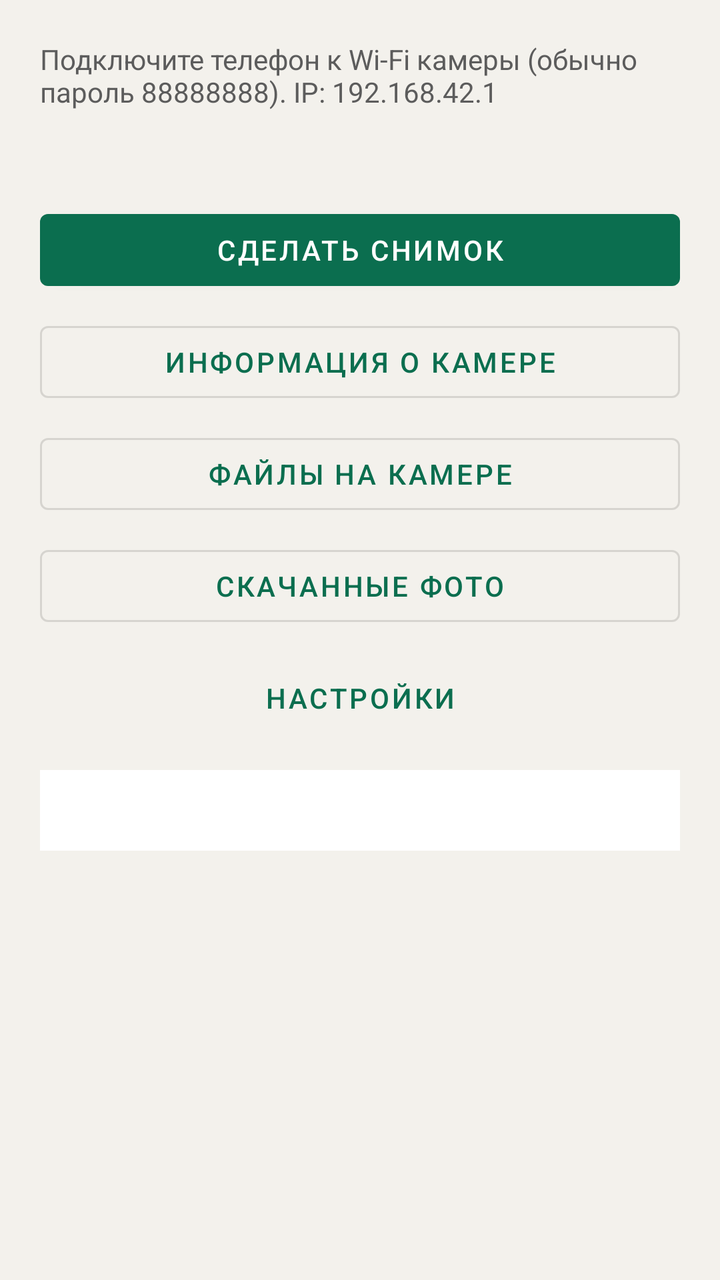
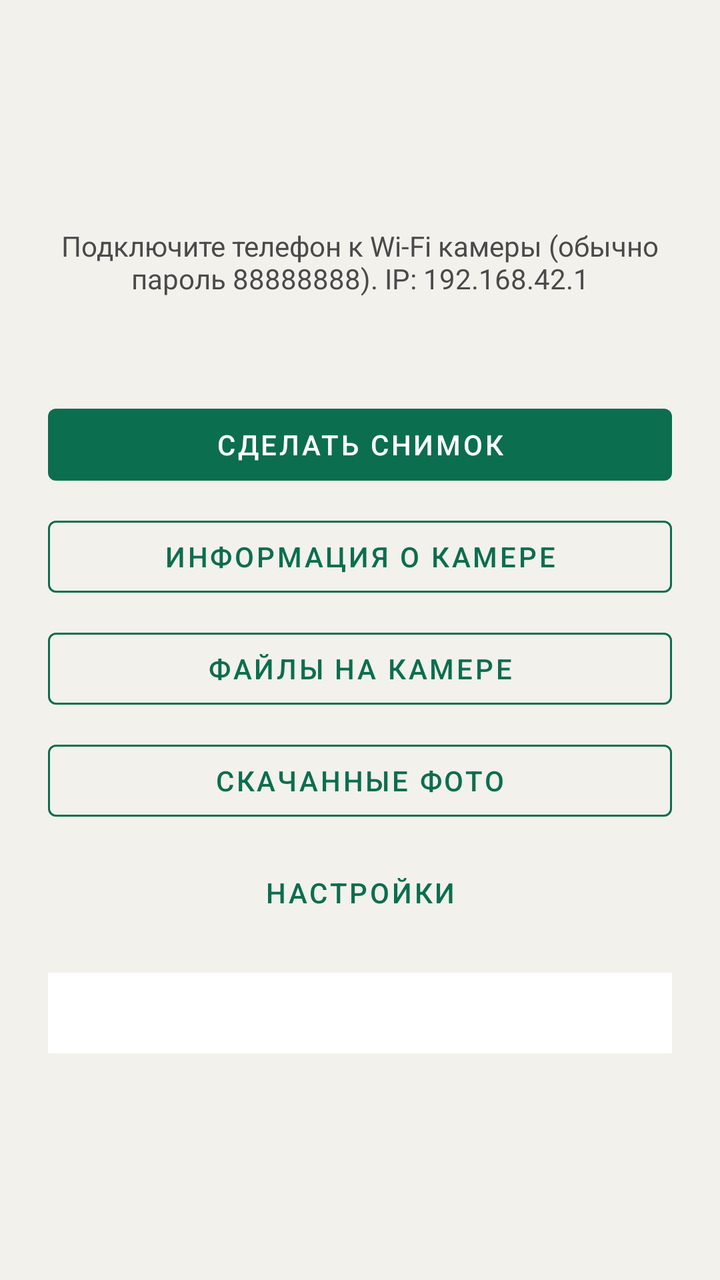

Compare the two renders of this Android layout. The source of the first and the diff that turns it into the second are given below.
<!-- AndroidManifest.xml: application theme Theme.Insta360X5 -->
<!-- res/layout/activity_main.xml -->
<?xml version="1.0" encoding="utf-8"?>
<ScrollView xmlns:android="http://schemas.android.com/apk/res/android"
    xmlns:app="http://schemas.android.com/apk/res-auto"
    android:layout_width="match_parent"
    android:layout_height="match_parent"
    android:fillViewport="true">

    <LinearLayout
        android:layout_width="match_parent"
        android:layout_height="wrap_content"
        android:orientation="vertical"
        android:padding="20dp">

        <TextView
            android:id="@+id/statusLine"
            android:layout_width="match_parent"
            android:layout_height="wrap_content"
            android:text="@string/connect_hint"
            android:textColor="@color/text_secondary"
            android:textSize="14sp" />

        <TextView
            android:id="@+id/modeLine"
            android:layout_width="match_parent"
            android:layout_height="wrap_content"
            android:layout_marginTop="8dp"
            android:textSize="13sp"
            android:textColor="@color/black" />

        <com.google.android.material.button.MaterialButton
            android:id="@+id/btnTakePhoto"
            android:layout_width="match_parent"
            android:layout_height="wrap_content"
            android:layout_marginTop="20dp"
            android:text="@string/take_photo" />

        <com.google.android.material.button.MaterialButton
            android:id="@+id/btnCameraInfo"
            style="@style/Widget.MaterialComponents.Button.OutlinedButton"
            android:layout_width="match_parent"
            android:layout_height="wrap_content"
            android:layout_marginTop="8dp"
            android:text="@string/camera_info" />

        <com.google.android.material.button.MaterialButton
            android:id="@+id/btnFiles"
            style="@style/Widget.MaterialComponents.Button.OutlinedButton"
            android:layout_width="match_parent"
            android:layout_height="wrap_content"
            android:layout_marginTop="8dp"
            android:text="@string/files" />

        <com.google.android.material.button.MaterialButton
            android:id="@+id/btnPhotos"
            style="@style/Widget.MaterialComponents.Button.OutlinedButton"
            android:layout_width="match_parent"
            android:layout_height="wrap_content"
            android:layout_marginTop="8dp"
            android:text="@string/downloaded_photos" />

        <com.google.android.material.button.MaterialButton
            android:id="@+id/btnSettings"
            style="@style/Widget.MaterialComponents.Button.TextButton"
            android:layout_width="match_parent"
            android:layout_height="wrap_content"
            android:layout_marginTop="8dp"
            android:text="@string/settings" />

        <ProgressBar
            android:id="@+id/progress"
            style="?android:attr/progressBarStyleHorizontal"
            android:layout_width="match_parent"
            android:layout_height="wrap_content"
            android:layout_marginTop="16dp"
            android:indeterminate="true"
            android:visibility="gone" />

        <TextView
            android:id="@+id/logView"
            android:layout_width="match_parent"
            android:layout_height="wrap_content"
            android:layout_marginTop="12dp"
            android:background="@color/surface"
            android:fontFamily="monospace"
            android:padding="12dp"
            android:textIsSelectable="true"
            android:textSize="12sp" />
    </LinearLayout>
</ScrollView>
<!-- resources referenced by this layout -->
<resources>
  <color name="black">#FF111111</color>
  <color name="surface">#FFFFFFFF</color>
  <color name="text_secondary">#FF5C5C5C</color>
  <string name="camera_info">Информация о камере</string>
  <string name="connect_hint">Подключите телефон к Wi‑Fi камеры (обычно пароль 88888888). IP: 192.168.42.1</string>
  <string name="downloaded_photos">Скачанные фото</string>
  <string name="files">Файлы на камере</string>
  <string name="settings">Настройки</string>
  <string name="take_photo">Сделать снимок</string>
  <style name="Theme.Insta360X5" parent="Theme.MaterialComponents.DayNight.DarkActionBar">
          <item name="colorPrimary">@color/accent</item>
          <item name="colorPrimaryDark">@color/accent_dark</item>
          <item name="colorAccent">@color/accent</item>
          <item name="android:statusBarColor">@color/accent_dark</item>
          <item name="android:windowBackground">@color/bg</item>
      </style>
  <color name="accent">#FF0B6E4F</color>
  <color name="accent_dark">#FF084C37</color>
  <color name="bg">#FFF3F1EC</color>
</resources>

<!-- the commit's change to res/layout/activity_main.xml (unified diff, before → after) -->
@@ -1,89 +1,101 @@
 <?xml version="1.0" encoding="utf-8"?>
 <ScrollView xmlns:android="http://schemas.android.com/apk/res/android"
-    xmlns:app="http://schemas.android.com/apk/res-auto"
     android:layout_width="match_parent"
     android:layout_height="match_parent"
-    android:fillViewport="true">
+    android:fillViewport="true"
+    android:background="@color/bg">
 
     <LinearLayout
         android:layout_width="match_parent"
-        android:layout_height="wrap_content"
+        android:layout_height="match_parent"
+        android:gravity="center"
         android:orientation="vertical"
-        android:padding="20dp">
+        android:paddingHorizontal="24dp"
+        android:paddingVertical="24dp">
 
-        <TextView
-            android:id="@+id/statusLine"
+        <LinearLayout
             android:layout_width="match_parent"
             android:layout_height="wrap_content"
-            android:text="@string/connect_hint"
-            android:textColor="@color/text_secondary"
-            android:textSize="14sp" />
+            android:orientation="vertical">
 
-        <TextView
-            android:id="@+id/modeLine"
-            android:layout_width="match_parent"
-            android:layout_height="wrap_content"
-            android:layout_marginTop="8dp"
-            android:textSize="13sp"
-            android:textColor="@color/black" />
+            <TextView
+                android:id="@+id/statusLine"
+                android:layout_width="match_parent"
+                android:layout_height="wrap_content"
+                android:gravity="center"
+                android:text="@string/connect_hint"
+                android:textColor="@color/text_secondary"
+                android:textSize="14sp" />
 
-        <com.google.android.material.button.MaterialButton
-            android:id="@+id/btnTakePhoto"
-            android:layout_width="match_parent"
-            android:layout_height="wrap_content"
-            android:layout_marginTop="20dp"
-            android:text="@string/take_photo" />
+            <TextView
+                android:id="@+id/modeLine"
+                android:layout_width="match_parent"
+                android:layout_height="wrap_content"
+                android:layout_marginTop="8dp"
+                android:gravity="center"
+                android:textColor="@color/text_primary"
+                android:textSize="13sp" />
 
-        <com.google.android.material.button.MaterialButton
-            android:id="@+id/btnCameraInfo"
-            style="@style/Widget.MaterialComponents.Button.OutlinedButton"
-            android:layout_width="match_parent"
-            android:layout_height="wrap_content"
-            android:layout_marginTop="8dp"
-            android:text="@string/camera_info" />
+            <com.google.android.material.button.MaterialButton
+                android:id="@+id/btnTakePhoto"
+                style="@style/Widget.Insta360X5.Button"
+                android:layout_width="match_parent"
+                android:layout_height="wrap_content"
+                android:layout_marginTop="24dp"
+                android:text="@string/take_photo" />
 
-        <com.google.android.material.button.MaterialButton
-            android:id="@+id/btnFiles"
-            style="@style/Widget.MaterialComponents.Button.OutlinedButton"
-            android:layout_width="match_parent"
-            android:layout_height="wrap_content"
-            android:layout_marginTop="8dp"
-            android:text="@string/files" />
+            <com.google.android.material.button.MaterialButton
+                android:id="@+id/btnCameraInfo"
+                style="@style/Widget.Insta360X5.Button.Outlined"
+                android:layout_width="match_parent"
+                android:layout_height="wrap_content"
+                android:layout_marginTop="8dp"
+                android:text="@string/camera_info" />
 
-        <com.google.android.material.button.MaterialButton
-            android:id="@+id/btnPhotos"
-            style="@style/Widget.MaterialComponents.Button.OutlinedButton"
-            android:layout_width="match_parent"
-            android:layout_height="wrap_content"
-            android:layout_marginTop="8dp"
-            android:text="@string/downloaded_photos" />
+            <com.google.android.material.button.MaterialButton
+                android:id="@+id/btnFiles"
+                style="@style/Widget.Insta360X5.Button.Outlined"
+                android:layout_width="match_parent"
+                android:layout_height="wrap_content"
+                android:layout_marginTop="8dp"
+                android:text="@string/files" />
 
-        <com.google.android.material.button.MaterialButton
-            android:id="@+id/btnSettings"
-            style="@style/Widget.MaterialComponents.Button.TextButton"
-            android:layout_width="match_parent"
-            android:layout_height="wrap_content"
-            android:layout_marginTop="8dp"
-            android:text="@string/settings" />
+            <com.google.android.material.button.MaterialButton
+                android:id="@+id/btnPhotos"
+                style="@style/Widget.Insta360X5.Button.Outlined"
+                android:layout_width="match_parent"
+                android:layout_height="wrap_content"
+                android:layout_marginTop="8dp"
+                android:text="@string/downloaded_photos" />
 
-        <ProgressBar
-            android:id="@+id/progress"
-            style="?android:attr/progressBarStyleHorizontal"
-            android:layout_width="match_parent"
-            android:layout_height="wrap_content"
-            android:layout_marginTop="16dp"
-            android:indeterminate="true"
-            android:visibility="gone" />
+            <com.google.android.material.button.MaterialButton
+                android:id="@+id/btnSettings"
+                style="@style/Widget.Insta360X5.Button.Text"
+                android:layout_width="match_parent"
+                android:layout_height="wrap_content"
+                android:layout_marginTop="8dp"
+                android:text="@string/settings" />
 
-        <TextView
-            android:id="@+id/logView"
-            android:layout_width="match_parent"
-            android:layout_height="wrap_content"
-            android:layout_marginTop="12dp"
-            android:background="@color/surface"
-            android:fontFamily="monospace"
-            android:padding="12dp"
-            android:textIsSelectable="true"
-            android:textSize="12sp" />
+            <ProgressBar
+                android:id="@+id/progress"
+                style="?android:attr/progressBarStyleHorizontal"
+                android:layout_width="match_parent"
+                android:layout_height="wrap_content"
+                android:layout_marginTop="16dp"
+                android:indeterminate="true"
+                android:visibility="gone" />
+
+            <TextView
+                android:id="@+id/logView"
+                android:layout_width="match_parent"
+                android:layout_height="wrap_content"
+                android:layout_marginTop="16dp"
+                android:background="@color/surface"
+                android:fontFamily="monospace"
+                android:padding="12dp"
+                android:textColor="@color/text_primary"
+                android:textIsSelectable="true"
+                android:textSize="12sp" />
+        </LinearLayout>
     </LinearLayout>
 </ScrollView>
<!-- resource entries referenced after the edit -->
@@ -1,23 +1,55 @@
 <!-- resources referenced by this layout -->
 <resources>
-  <color name="black">#FF111111</color>
   <color name="surface">#FFFFFFFF</color>
-  <color name="text_secondary">#FF5C5C5C</color>
+  <color name="text_primary">#FF1A1A1A</color>
+  <color name="text_secondary">#FF4A4A4A</color>
   <string name="camera_info">Информация о камере</string>
   <string name="connect_hint">Подключите телефон к Wi‑Fi камеры (обычно пароль 88888888). IP: 192.168.42.1</string>
   <string name="downloaded_photos">Скачанные фото</string>
   <string name="files">Файлы на камере</string>
   <string name="settings">Настройки</string>
   <string name="take_photo">Сделать снимок</string>
-  <style name="Theme.Insta360X5" parent="Theme.MaterialComponents.DayNight.DarkActionBar">
+  <style name="Widget.Insta360X5.Button" parent="Widget.MaterialComponents.Button">
+          <item name="android:textColor">@color/white</item>
+          <item name="backgroundTint">@color/accent</item>
+      </style>
+  <style name="Widget.Insta360X5.Button.Outlined" parent="Widget.MaterialComponents.Button.OutlinedButton">
+          <item name="android:textColor">@color/accent</item>
+          <item name="strokeColor">@color/accent</item>
+          <item name="rippleColor">@color/accent</item>
+      </style>
+  <style name="Widget.Insta360X5.Button.Text" parent="Widget.MaterialComponents.Button.TextButton">
+          <item name="android:textColor">@color/accent</item>
+      </style>
+  <style name="Theme.Insta360X5" parent="Theme.MaterialComponents.Light.DarkActionBar">
           <item name="colorPrimary">@color/accent</item>
           <item name="colorPrimaryDark">@color/accent_dark</item>
+          <item name="colorPrimaryVariant">@color/accent_dark</item>
+          <item name="colorSecondary">@color/accent</item>
           <item name="colorAccent">@color/accent</item>
+          <item name="colorOnPrimary">@color/white</item>
+          <item name="colorSurface">@color/surface</item>
+          <item name="colorOnSurface">@color/text_primary</item>
+          <item name="android:colorBackground">@color/bg</item>
+          <item name="android:windowBackground">@color/bg</item>
           <item name="android:statusBarColor">@color/accent_dark</item>
-          <item name="android:windowBackground">@color/bg</item>
+          <item name="android:textColorPrimary">@color/text_primary</item>
+          <item name="android:textColorSecondary">@color/text_secondary</item>
+          <item name="android:textColor">@color/text_primary</item>
+          <item name="android:textColorHint">@color/text_secondary</item>
+          <item name="colorControlNormal">@color/text_secondary</item>
+          <item name="colorControlActivated">@color/accent</item>
+          <item name="actionBarTheme">@style/ThemeOverlay.Insta360X5.ActionBar</item>
+          <item name="materialButtonOutlinedStyle">@style/Widget.Insta360X5.Button.Outlined</item>
+          <item name="materialButtonStyle">@style/Widget.Insta360X5.Button</item>
       </style>
+  <color name="white">#FFFFFFFF</color>
   <color name="accent">#FF0B6E4F</color>
   <color name="accent_dark">#FF084C37</color>
+  <style name="ThemeOverlay.Insta360X5.ActionBar" parent="ThemeOverlay.MaterialComponents.Dark.ActionBar">
+          <item name="android:textColorPrimary">@color/white</item>
+          <item name="colorControlNormal">@color/white</item>
+      </style>
   <color name="bg">#FFF3F1EC</color>
 </resources>
 
